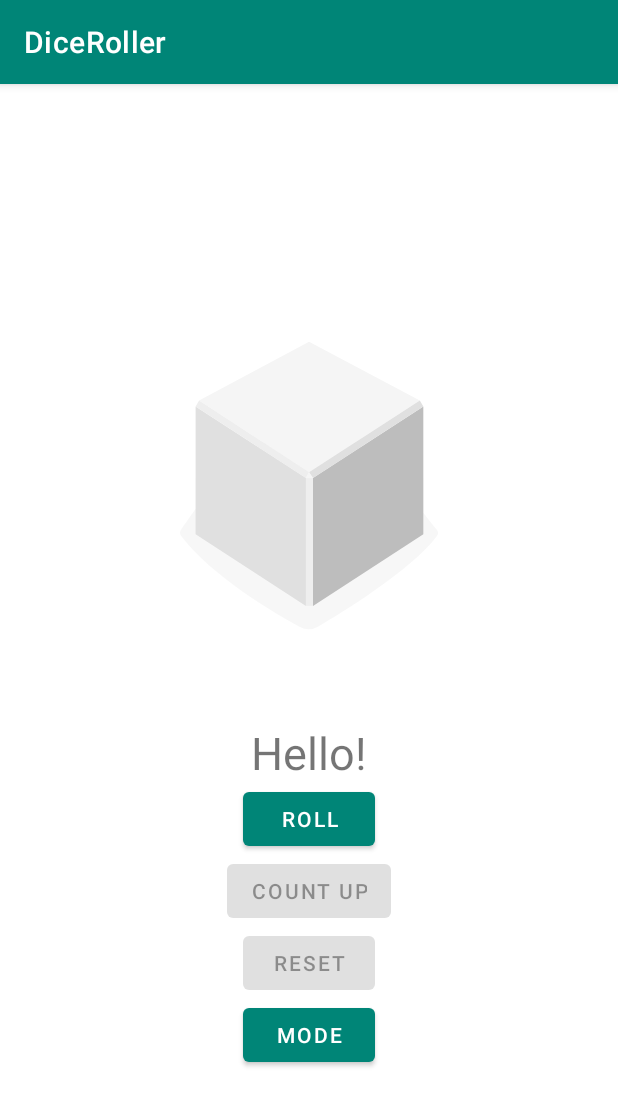
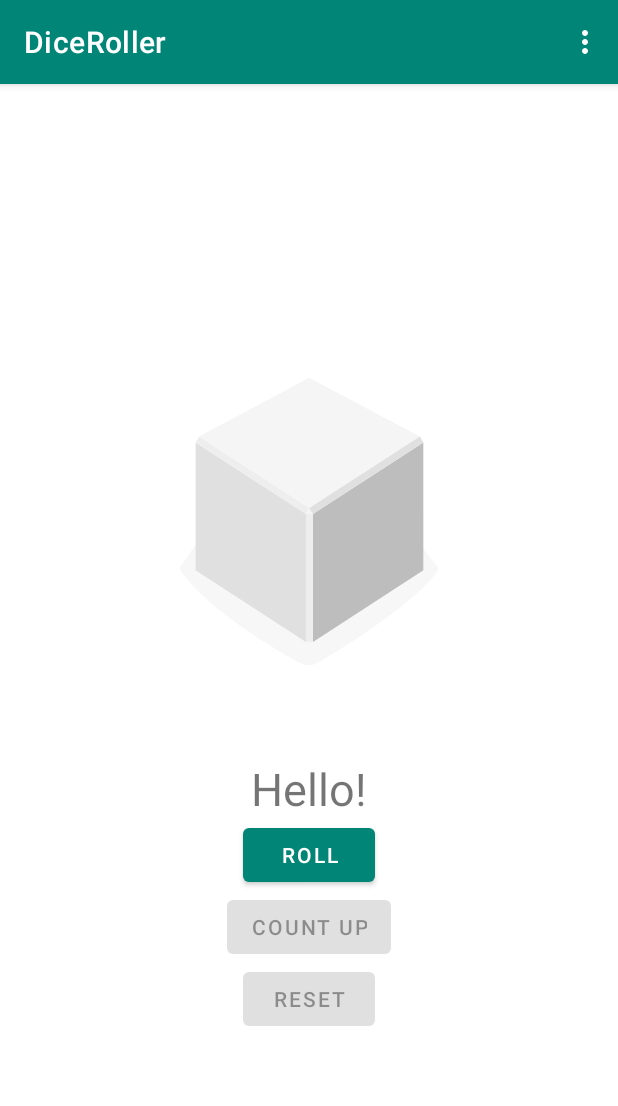
Before and after one commit to BeckDenis/DiceRoller, an Android app: the screen it shows after launch (MainActivity), on a phone screen of 412 x 824 dp. Shown: the top 1106 px of the screen. Run offline under Robolectric (Android 15) with nearby library versions, the phone set to English and light mode, and no system bars.

Commit message:
added menu instead mode button

```diff
--- a/app/src/main/res/layout/activity_main.xml
+++ b/app/src/main/res/layout/activity_main.xml
@@ -42,11 +42,5 @@
         android:enabled="false"
         android:text="@string/reset_label" />
 
-    <Button
-        android:id="@+id/mode_button"
-        android:layout_width="wrap_content"
-        android:layout_height="wrap_content"
-        android:layout_gravity="center_horizontal"
-        android:text="@string/mode_label" />
 
 </LinearLayout>
--- /dev/null
+++ b/app/src/main/res/menu/overflow_menu.xml
@@ -0,0 +1,12 @@
+<?xml version="1.0" encoding="utf-8"?>
+<menu xmlns:android="http://schemas.android.com/apk/res/android">
+    <item
+        android:id="@+id/mode_one"
+        android:title="@string/mode_one"/>
+    <item
+        android:id="@+id/mode_two"
+        android:title="@string/mode_two"/>
+    <item
+        android:id="@+id/mode_three"
+        android:title="@string/mode_three"/>
+</menu>
--- a/app/src/main/res/values/strings.xml
+++ b/app/src/main/res/values/strings.xml
@@ -10,4 +10,9 @@
     <string name="mode_label">Mode</string>
     <string name="hello_text">Hello!</string>
     <string name="base_text">0</string>
+
+
+    <string name="mode_one">One Roll Dice</string>
+    <string name="mode_two">Two Roll Dice</string>
+    <string name="mode_three">Three Roll Dice</string>
 </resources>
```
Also changed, not shown: app/src/main/AndroidManifest.xml (+5 -2 lines), app/src/main/java/com/example/android/diceroller/MainActivity.kt (+40 -13 lines).
